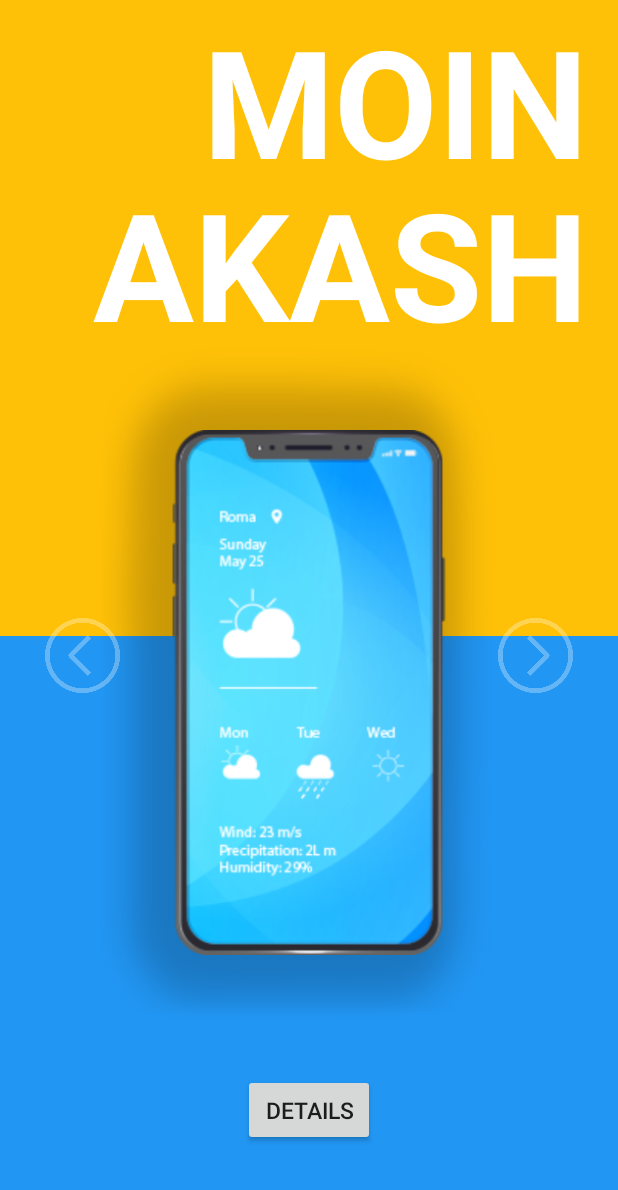
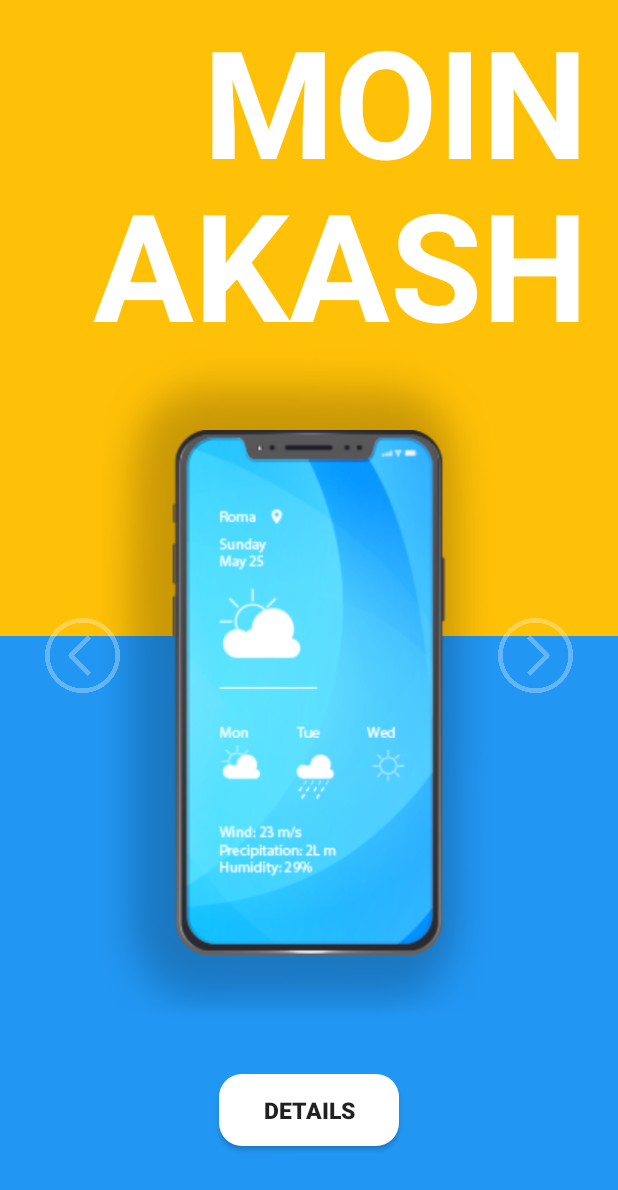
Before and after one commit to moinakash/image_zoom_in_out, an Android app: the screen it shows after launch (MainActivity), on a phone screen of 412 x 824 dp. Shown: the top 1190 px of the screen. Run offline under Robolectric (Android 15) with nearby library versions, the phone set to English and light mode, and no system bars; libraries missing offline, so code that uses them is left out: com.wajahatkarim3.easyflipview; plain views replace EasyFlipView; 2 statements that could not run were skipped.

Commit message:
90% done

```diff
--- a/app/src/main/java/com/example/imagezoom_in_out/MainActivity.java
+++ b/app/src/main/java/com/example/imagezoom_in_out/MainActivity.java
@@ -9,6 +9,7 @@ import android.view.animation.Animation;
 import android.view.animation.AnimationUtils;
 import android.widget.Button;
 import android.widget.ImageView;
+import android.widget.RelativeLayout;
 import android.widget.ViewFlipper;
 
 import com.wajahatkarim3.easyflipview.EasyFlipView;
@@ -16,7 +17,7 @@ import com.wajahatkarim3.easyflipview.EasyFlipView;
 public class MainActivity extends AppCompatActivity {
 
     private ImageView shadow ;
-
+    private RelativeLayout ButtonRL;
     Button delete;
     private ViewFlipper viewFlipper, viewFlipper2,viewFlipper3;
     int x =0,y=0,z=0;
@@ -35,6 +36,7 @@ public class MainActivity extends AppCompatActivity {
         viewFlipper = findViewById(R.id.view_flipper);
         viewFlipper2 = findViewById(R.id.view_flipper_head);
         viewFlipper3 = findViewById(R.id.view_flipper_body);
+        ButtonRL = (RelativeLayout) findViewById(R.id.idButton_RL);
 
         final Animation animation = AnimationUtils.loadAnimation(MainActivity.this,R.anim.anim);
         final Animation animation2 = AnimationUtils.loadAnimation(MainActivity.this,R.anim.anim2);
@@ -49,12 +51,25 @@ public class MainActivity extends AppCompatActivity {
 
                 if(z==0){
 
+                    ButtonRL.setVisibility(View.GONE);
+
                     imageView.setClickable(false);
                    // imageView.setFlipEnabled(false);
                     imageView.animate().translationX(-500).setDuration(1000);
                     shadow.animate().translationX(-500).setDuration(1000);
                     z=1;
                 }else if(z==1){
+
+                    final Handler handler = new Handler();
+                    handler.postDelayed(new Runnable() {
+                        @Override
+                        public void run() {
+                            ButtonRL.setVisibility(View.VISIBLE);
+                          //  ButtonRL.animate().alpha()
+                        }
+                    }, 950);
+
+
                     imageView.setClickable(true);
                     imageView.animate().translationX(0).setDuration(1000);
                     shadow.animate().translationX(0).setDuration(1000);
--- /dev/null
+++ b/app/src/main/res/drawable/button_shape.xml
@@ -0,0 +1,7 @@
+<?xml version="1.0" encoding="utf-8"?>
+<shape android:shape="rectangle" xmlns:android="http://schemas.android.com/apk/res/android">
+
+    <solid android:color="@color/white"/>
+    <corners android:radius="15dp"/>
+
+</shape>
--- a/app/src/main/res/layout/activity_main.xml
+++ b/app/src/main/res/layout/activity_main.xml
@@ -10,6 +10,7 @@
     android:background="#FFC107">
 
     <RelativeLayout
+        android:id="@+id/idButton_RL"
         android:layout_marginTop="50dp"
         android:elevation="5dp"
         android:layout_width="match_parent"
@@ -283,10 +284,13 @@
 
     <Button
        android:id="@+id/idDetails"
-        android:layout_width="wrap_content"
+        android:layout_width="120dp"
         android:layout_height="wrap_content"
         android:text="details"
         android:textSize="15sp"
+        android:textStyle="bold"
+        android:gravity="center"
+        android:background="@drawable/button_shape"
         app:layout_constraintBottom_toBottomOf="parent"
         app:layout_constraintEnd_toEndOf="parent"
         app:layout_constraintStart_toStartOf="parent"
```
